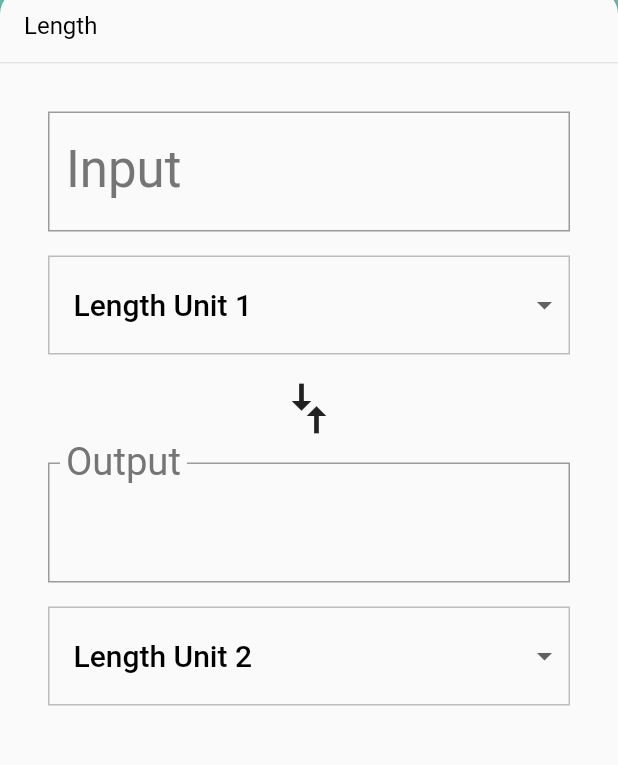
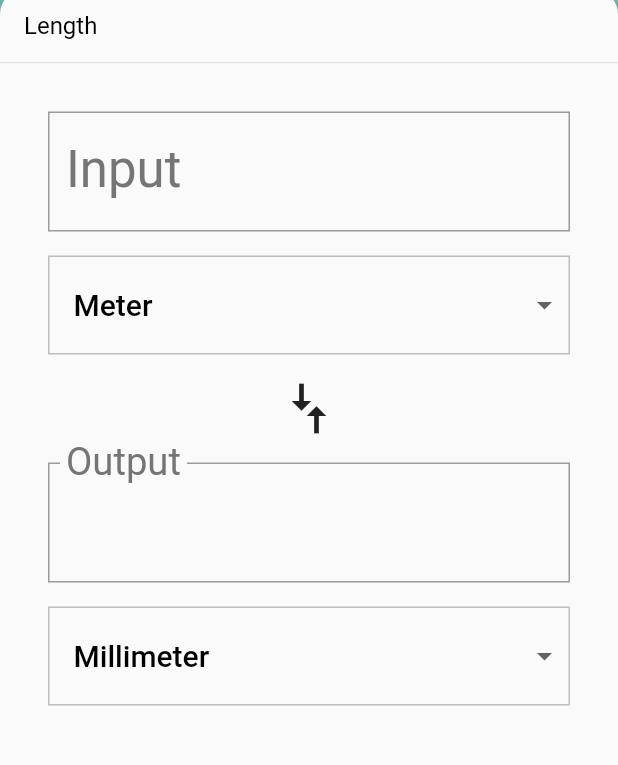
Before and after one commit to almeidajr/udacity_flutter, a Flutter app: the screen it shows after launch, on a phone screen of 412 x 824 dp, the part 94-859 px from its top. Run offline on Flutter 3.47's test engine with Material 2 defaults, Android fonts, the phone set to English and light mode, and no system bars.

Commit message:
Add lesson 09

```diff
--- a/unit_converter/lib/category_route.dart
+++ b/unit_converter/lib/category_route.dart
@@ -32,95 +32,53 @@ class CategoryRoute extends StatefulWidget {
 class _CategoryRouteState extends State<CategoryRoute> {
   late Category _defaultCategory;
   Category? _currentCategory;
-  late List<Category> _categories;
-  // TODO: _categoryNames will be retrieved from the JSON asset
-  static const _categoryProps = <CategoryProps>[
-    const CategoryProps(
-      name: 'Length',
-      color: ColorSwatch(0xFF6AB7A8, {
+  final _categories = <Category>[];
+
+  static const _baseColors = <ColorSwatch>[
+    ColorSwatch(0xFF6AB7A8, {
       'highlight': Color(0xFF6AB7A8),
       'splash': Color(0xFF0ABC9B),
     }),
-    ),
-    const CategoryProps(
-      name: 'Area',
-      color: ColorSwatch(0xFFFFD28E, {
+    ColorSwatch(0xFFFFD28E, {
       'highlight': Color(0xFFFFD28E),
       'splash': Color(0xFFFFA41C),
     }),
-    ),
-    const CategoryProps(
-      name: 'Volume',
-      color: ColorSwatch(0xFFFFB7DE, {
+    ColorSwatch(0xFFFFB7DE, {
       'highlight': Color(0xFFFFB7DE),
       'splash': Color(0xFFF94CBF),
     }),
-    ),
-    const CategoryProps(
-      name: 'Mass',
-      color: ColorSwatch(0xFF8899A8, {
+    ColorSwatch(0xFF8899A8, {
       'highlight': Color(0xFF8899A8),
       'splash': Color(0xFFA9CAE8),
     }),
-    ),
-    const CategoryProps(
-      name: 'Time',
-      color: ColorSwatch(0xFFEAD37E, {
+    ColorSwatch(0xFFEAD37E, {
       'highlight': Color(0xFFEAD37E),
       'splash': Color(0xFFFFE070),
     }),
-    ),
-    const CategoryProps(
-      name: 'Digital Storage',
-      color: ColorSwatch(0xFF81A56F, {
+    ColorSwatch(0xFF81A56F, {
       'highlight': Color(0xFF81A56F),
       'splash': Color(0xFF7CC159),
     }),
-    ),
-    const CategoryProps(
-      name: 'Energy',
-      color: ColorSwatch(0xFFD7C0E2, {
+    ColorSwatch(0xFFD7C0E2, {
       'highlight': Color(0xFFD7C0E2),
       'splash': Color(0xFFCA90E5),
     }),
-    ),
-    const CategoryProps(
-      name: 'Currency',
-      color: ColorSwatch(0xFFCE9A9A, {
+    ColorSwatch(0xFFCE9A9A, {
       'highlight': Color(0xFFCE9A9A),
       'splash': Color(0xFFF94D56),
       'error': Color(0xFF912D2D),
     }),
-    ),
   ];
 
-  // TODO: Remove the overriding of initState(). Instead, we use
-  // didChangeDependencies()
   @override
-  void initState() {
-    super.initState();
-    _categories = _categoryProps.map((CategoryProps categoryProp) {
-      return Category(
-        name: categoryProp.name,
-        color: categoryProp.color,
-        icon: Icons.cake,
-        units: _retrieveUnitList(categoryProp.name),
-      );
-    }).toList();
-    _defaultCategory = _categories.first;
+  Future<void> didChangeDependencies() async {
+    super.didChangeDependencies();
+    // We have static unit conversions located in our
+    // assets/data/regular_units.json
+    if (_categories.isEmpty) {
+      await _retrieveLocalCategories();
     }
-
-  // TODO: Uncomment this out. We use didChangeDependencies() so that we can
-  // wait for our JSON asset to be loaded in (async).
-  //  @override
-  //  Future<void> didChangeDependencies() async {
-  //    super.didChangeDependencies();
-  //    // We have static unit conversions located in our
-  //    // assets/data/regular_units.json
-  //    if (_categories.isEmpty) {
-  //      await _retrieveLocalCategories();
-  //    }
-  //  }
+  }
 
   /// Retrieves a list of [Categories] and their [Unit]s
   Future<void> _retrieveLocalCategories() async {
@@ -132,21 +90,31 @@ class _CategoryRouteState extends State<CategoryRoute> {
     if (data is! Map) {
       throw ('Data retrieved from API is not a Map');
     }
-    // TODO: Create Categories and their list of Units, from the JSON asset
+
+    var categoryIndex = 0;
+    data.keys.forEach((key) {
+      final List<Unit> units =
+          data[key].map<Unit>((dynamic data) => Unit.fromJson(data)).toList();
+
+      var category = Category(
+        name: key,
+        units: units,
+        color: _baseColors[categoryIndex],
+        icon: Icons.cake,
+      );
+
+      setState(() {
+        if (categoryIndex == 0) {
+          _defaultCategory = category;
         }
+        _categories.add(category);
+      });
 
-  // TODO: Delete this function; instead, read in the units from the JSON asset
-  // inside _retrieveLocalCategories()
-  List<Unit> _retrieveUnitList(String categoryName) {
-    return List.generate(10, (int i) {
-      i += 1;
-      return Unit(
-        name: '$categoryName Unit $i',
-        conversion: i.toDouble(),
-      );
+      categoryIndex += 1;
     });
   }
 
+  /// Function to call when a [Category] is tapped.
   void _onCategoryTap(Category category) {
     setState(() {
       _currentCategory = category;
--- a/unit_converter/pubspec.yaml
+++ b/unit_converter/pubspec.yaml
@@ -43,9 +43,11 @@ flutter:
   # included with your application, so that you can use the icons in
   # the material Icons class.
   uses-material-design: true
-  # TODO: Add an asset. You can choose to use the regular or goofy units
+
   # To add assets to your application, add an assets section, like this:
-  # assets:
+  assets:
+    - assets/data/regular_units.json
+    - assets/data/goofy_units.json
   #   - images/a_dot_burr.jpeg
   #   - images/a_dot_ham.jpeg
 
```
Lines whose indentation alone changed are shown as unchanged.
